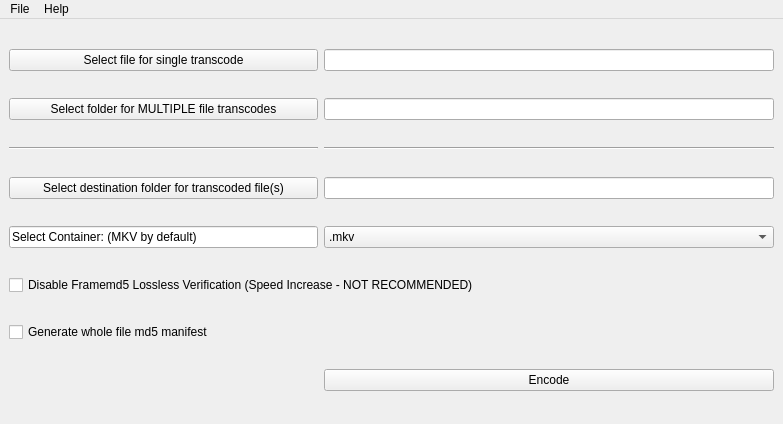
The window that design.ui (kieranjol/ffv1-frontend) describes before a commit, drawn with Qt 5.
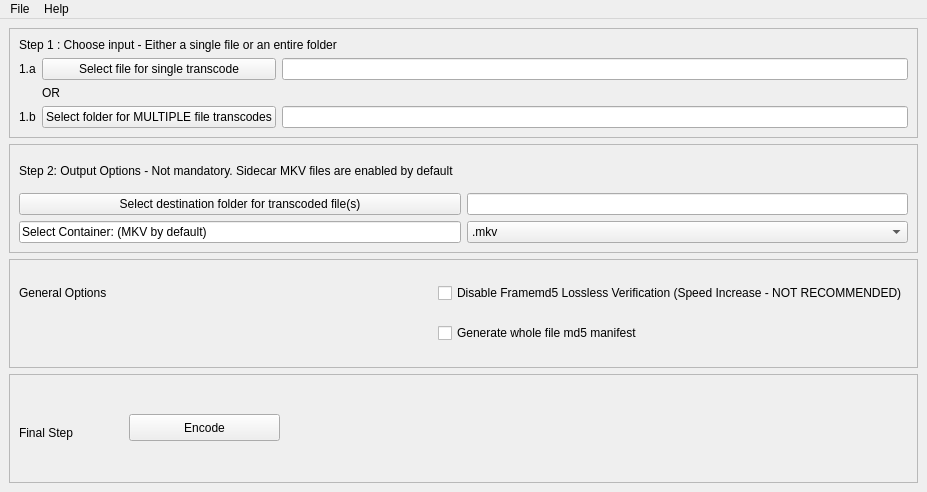
The same window after the commit.

What changed in the file:
```diff
--- a/design.ui
+++ b/design.ui
@@ -6,131 +6,252 @@
    <rect>
     <x>0</x>
     <y>0</y>
-    <width>783</width>
-    <height>424</height>
+    <width>927</width>
+    <height>492</height>
    </rect>
   </property>
   <property name="windowTitle">
    <string>FFV1 Transcoder v0.1 - 2016</string>
   </property>
   <widget class="QWidget" name="centralwidget">
-   <layout class="QGridLayout" name="gridLayout">
-    <item row="1" column="1">
-     <widget class="QLineEdit" name="dirname_text"/>
-    </item>
-    <item row="4" column="1">
-     <widget class="QComboBox" name="container_selection">
-      <item>
-       <property name="text">
-        <string>.mkv</string>
-       </property>
-      </item>
-      <item>
-       <property name="text">
-        <string>.mov</string>
-       </property>
-      </item>
-      <item>
-       <property name="text">
-        <string>.avi</string>
-       </property>
-      </item>
-     </widget>
-    </item>
-    <item row="8" column="1">
-     <widget class="QPushButton" name="pushButton">
-      <property name="text">
-       <string>Encode</string>
+   <layout class="QVBoxLayout" name="verticalLayout">
+    <item>
+     <widget class="QFrame" name="frame_5">
+      <property name="frameShape">
+       <enum>QFrame::StyledPanel</enum>
       </property>
-     </widget>
-    </item>
-    <item row="7" column="0">
-     <widget class="QCheckBox" name="checkBox_2">
-      <property name="text">
-       <string>Generate whole file md5 manifest</string>
+      <property name="frameShadow">
+       <enum>QFrame::Raised</enum>
       </property>
+      <layout class="QGridLayout" name="gridLayout_2">
+       <item row="4" column="1">
+        <widget class="QPushButton" name="pushButton_2">
+         <property name="toolTip">
+          <string>&lt;html&gt;&lt;head/&gt;&lt;body&gt;&lt;p&gt;DISABLED - All files are processed.&lt;/p&gt;&lt;/body&gt;&lt;/html&gt;</string>
+         </property>
+         <property name="text">
+          <string>Select folder for MULTIPLE file transcodes</string>
+         </property>
+        </widget>
+       </item>
+       <item row="1" column="2">
+        <widget class="QLineEdit" name="filename_text">
+         <property name="minimumSize">
+          <size>
+           <width>450</width>
+           <height>0</height>
+          </size>
+         </property>
+        </widget>
+       </item>
+       <item row="2" column="1">
+        <widget class="QLabel" name="label_5">
+         <property name="text">
+          <string>OR</string>
+         </property>
+        </widget>
+       </item>
+       <item row="1" column="0">
+        <widget class="QLabel" name="label_3">
+         <property name="text">
+          <string>1.a</string>
+         </property>
+        </widget>
+       </item>
+       <item row="0" column="0" colspan="3">
+        <widget class="QLabel" name="label_2">
+         <property name="text">
+          <string>Step 1 : Choose input - Either a single file or an entire folder</string>
+         </property>
+        </widget>
+       </item>
+       <item row="4" column="0">
+        <widget class="QLabel" name="label_4">
+         <property name="text">
+          <string>1.b</string>
+         </property>
+        </widget>
+       </item>
+       <item row="1" column="1">
+        <widget class="QPushButton" name="btnBrowse">
+         <property name="toolTip">
+          <string>&lt;html&gt;&lt;head/&gt;&lt;body&gt;&lt;p&gt;One file is processed&lt;/p&gt;&lt;/body&gt;&lt;/html&gt;</string>
+         </property>
+         <property name="text">
+          <string>Select file for single transcode</string>
+         </property>
+        </widget>
+       </item>
+       <item row="4" column="2">
+        <widget class="QLineEdit" name="dirname_text"/>
+       </item>
+      </layout>
+      <zorder>label_2</zorder>
+      <zorder>label_3</zorder>
+      <zorder>label_4</zorder>
+      <zorder>frame_4</zorder>
+      <zorder>btnBrowse</zorder>
+      <zorder>filename_text</zorder>
+      <zorder>label_5</zorder>
+      <zorder>pushButton_2</zorder>
+      <zorder>dirname_text</zorder>
      </widget>
     </item>
-    <item row="0" column="0">
-     <widget class="QPushButton" name="btnBrowse">
-      <property name="toolTip">
-       <string>&lt;html&gt;&lt;head/&gt;&lt;body&gt;&lt;p&gt;One file is processed&lt;/p&gt;&lt;/body&gt;&lt;/html&gt;</string>
+    <item>
+     <widget class="QFrame" name="frame_4">
+      <property name="frameShape">
+       <enum>QFrame::StyledPanel</enum>
       </property>
-      <property name="text">
-       <string>Select file for single transcode</string>
+      <property name="frameShadow">
+       <enum>QFrame::Raised</enum>
       </property>
+      <layout class="QGridLayout" name="gridLayout">
+       <item row="1" column="0">
+        <widget class="QPushButton" name="pushButton_3">
+         <property name="toolTip">
+          <string>&lt;html&gt;&lt;head/&gt;&lt;body&gt;&lt;p&gt;OPTIONAL - Sidecars are generated by default&lt;/p&gt;&lt;/body&gt;&lt;/html&gt;</string>
+         </property>
+         <property name="whatsThis">
+          <string>&lt;html&gt;&lt;head/&gt;&lt;body&gt;&lt;p&gt;&lt;br/&gt;&lt;/p&gt;&lt;/body&gt;&lt;/html&gt;</string>
+         </property>
+         <property name="text">
+          <string>Select destination folder for transcoded file(s)</string>
+         </property>
+        </widget>
+       </item>
+       <item row="2" column="0">
+        <widget class="QLineEdit" name="lineEdit">
+         <property name="text">
+          <string>Select Container: (MKV by default)</string>
+         </property>
+         <property name="readOnly">
+          <bool>true</bool>
+         </property>
+        </widget>
+       </item>
+       <item row="1" column="1">
+        <widget class="QLineEdit" name="lineEdit_2"/>
+       </item>
+       <item row="2" column="1">
+        <widget class="QComboBox" name="container_selection">
+         <item>
+          <property name="text">
+           <string>.mkv</string>
+          </property>
+         </item>
+         <item>
+          <property name="text">
+           <string>.mov</string>
+          </property>
+         </item>
+         <item>
+          <property name="text">
+           <string>.avi</string>
+          </property>
+         </item>
+        </widget>
+       </item>
+       <item row="0" column="0" colspan="2">
+        <widget class="QLabel" name="label">
+         <property name="text">
+          <string>Step 2: Output Options - Not mandatory. Sidecar MKV files are enabled by default</string>
+         </property>
+        </widget>
+       </item>
+      </layout>
+      <zorder>frame_5</zorder>
+      <zorder>frame_5</zorder>
+      <zorder>frame_5</zorder>
+      <zorder>frame</zorder>
+      <zorder>label</zorder>
+      <zorder>frame_5</zorder>
+      <zorder>frame_5</zorder>
+      <zorder>frame_5</zorder>
+      <zorder>frame_3</zorder>
+      <zorder>pushButton_3</zorder>
+      <zorder>lineEdit_2</zorder>
+      <zorder>lineEdit</zorder>
+      <zorder>container_selection</zorder>
      </widget>
     </item>
-    <item row="4" column="0">
-     <widget class="QLineEdit" name="lineEdit">
-      <property name="text">
-       <string>Select Container: (MKV by default)</string>
+    <item>
+     <widget class="QFrame" name="frame_3">
+      <property name="frameShape">
+       <enum>QFrame::StyledPanel</enum>
       </property>
-      <property name="readOnly">
-       <bool>true</bool>
+      <property name="frameShadow">
+       <enum>QFrame::Raised</enum>
       </property>
+      <layout class="QGridLayout" name="gridLayout_3">
+       <item row="0" column="1">
+        <widget class="QCheckBox" name="checkBox">
+         <property name="toolTip">
+          <string>&lt;html&gt;&lt;head/&gt;&lt;body&gt;&lt;p&gt;This disables lossless verification and the generate of frame level checksums. Disable at your own risk.&lt;/p&gt;&lt;/body&gt;&lt;/html&gt;</string>
+         </property>
+         <property name="text">
+          <string>Disable Framemd5 Lossless Verification (Speed Increase - NOT RECOMMENDED)</string>
+         </property>
+        </widget>
+       </item>
+       <item row="1" column="1">
+        <widget class="QCheckBox" name="checkBox_2">
+         <property name="text">
+          <string>Generate whole file md5 manifest</string>
+         </property>
+        </widget>
+       </item>
+       <item row="0" column="0">
+        <widget class="QLabel" name="label_6">
+         <property name="text">
+          <string>General Options</string>
+         </property>
+        </widget>
+       </item>
+      </layout>
+      <zorder>frame_4</zorder>
+      <zorder>checkBox</zorder>
+      <zorder>checkBox_2</zorder>
+      <zorder>frame</zorder>
+      <zorder>frame_4</zorder>
+      <zorder>label_6</zorder>
      </widget>
     </item>
-    <item row="6" column="0" colspan="2">
-     <widget class="QCheckBox" name="checkBox">
-      <property name="toolTip">
-       <string>&lt;html&gt;&lt;head/&gt;&lt;body&gt;&lt;p&gt;This disables lossless verification and the generate of frame level checksums. Disable at your own risk.&lt;/p&gt;&lt;/body&gt;&lt;/html&gt;</string>
+    <item>
+     <widget class="QFrame" name="frame">
+      <property name="frameShape">
+       <enum>QFrame::StyledPanel</enum>
       </property>
-      <property name="text">
-       <string>Disable Framemd5 Lossless Verification (Speed Increase - NOT RECOMMENDED)</string>
+      <property name="frameShadow">
+       <enum>QFrame::Raised</enum>
       </property>
+      <widget class="QPushButton" name="pushButton">
+       <property name="geometry">
+        <rect>
+         <x>120</x>
+         <y>40</y>
+         <width>151</width>
+         <height>27</height>
+        </rect>
+       </property>
+       <property name="text">
+        <string>Encode</string>
+       </property>
+      </widget>
+      <widget class="QLabel" name="label_7">
+       <property name="geometry">
+        <rect>
+         <x>10</x>
+         <y>50</y>
+         <width>91</width>
+         <height>17</height>
+        </rect>
+       </property>
+       <property name="text">
+        <string>Final Step</string>
+       </property>
+      </widget>
      </widget>
     </item>
-    <item row="0" column="1">
-     <widget class="QLineEdit" name="filename_text">
-      <property name="minimumSize">
-       <size>
-        <width>450</width>
-        <height>0</height>
-       </size>
-      </property>
-     </widget>
-    </item>
-    <item row="1" column="0">
-     <widget class="QPushButton" name="pushButton_2">
-      <property name="toolTip">
-       <string>&lt;html&gt;&lt;head/&gt;&lt;body&gt;&lt;p&gt;DISABLED - All files are processed.&lt;/p&gt;&lt;/body&gt;&lt;/html&gt;</string>
-      </property>
-      <property name="text">
-       <string>Select folder for MULTIPLE file transcodes</string>
-      </property>
-     </widget>
-    </item>
-    <item row="2" column="1">
-     <widget class="Line" name="line_2">
-      <property name="orientation">
-       <enum>Qt::Horizontal</enum>
-      </property>
-     </widget>
-    </item>
-    <item row="2" column="0">
-     <widget class="Line" name="line">
-      <property name="orientation">
-       <enum>Qt::Horizontal</enum>
-      </property>
-     </widget>
-    </item>
-    <item row="3" column="0">
-     <widget class="QPushButton" name="pushButton_3">
-      <property name="toolTip">
-       <string>&lt;html&gt;&lt;head/&gt;&lt;body&gt;&lt;p&gt;OPTIONAL - Sidecars are generated by default&lt;/p&gt;&lt;/body&gt;&lt;/html&gt;</string>
-      </property>
-      <property name="whatsThis">
-       <string>&lt;html&gt;&lt;head/&gt;&lt;body&gt;&lt;p&gt;&lt;br/&gt;&lt;/p&gt;&lt;/body&gt;&lt;/html&gt;</string>
-      </property>
-      <property name="text">
-       <string>Select destination folder for transcoded file(s)</string>
-      </property>
-     </widget>
-    </item>
-    <item row="3" column="1">
-     <widget class="QLineEdit" name="lineEdit_2"/>
-    </item>
    </layout>
   </widget>
   <widget class="QMenuBar" name="menuBar">
@@ -138,7 +259,7 @@
     <rect>
      <x>0</x>
      <y>0</y>
-     <width>783</width>
+     <width>927</width>
      <height>25</height>
     </rect>
    </property>
```
